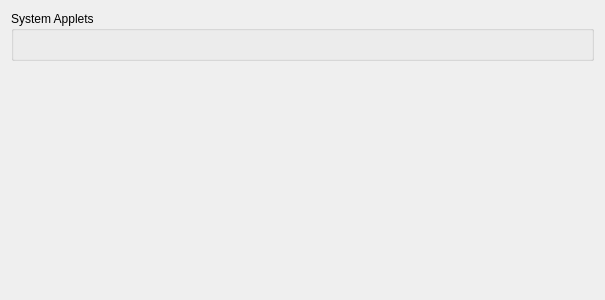
First picture: the form in src/yuzu/configuration/configure_applets.ui, repository QuincyForbes/Lichii, before the edit.
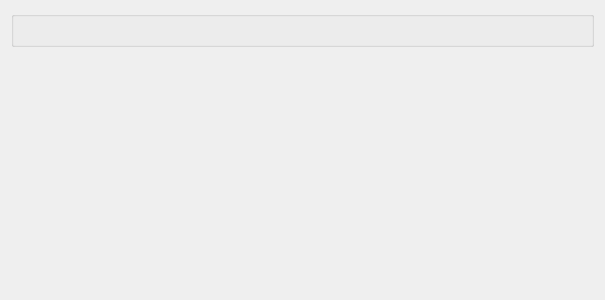
Second picture: the form after the edit.

```diff
--- a/src/yuzu/configuration/configure_applets.ui
+++ b/src/yuzu/configuration/configure_applets.ui
@@ -21,8 +21,8 @@
     <layout class="QVBoxLayout" name="verticalLayout">
      <item>
       <widget class="QGroupBox" name="group_library_applet_modes">
-       <property name="title">
-        <string>System Applets</string>
+       <property name="catalogueText" stdset="0">
+        <string notr="true">category.LibraryApplet</string>
        </property>
        <layout class="QVBoxLayout">
         <item>
```
